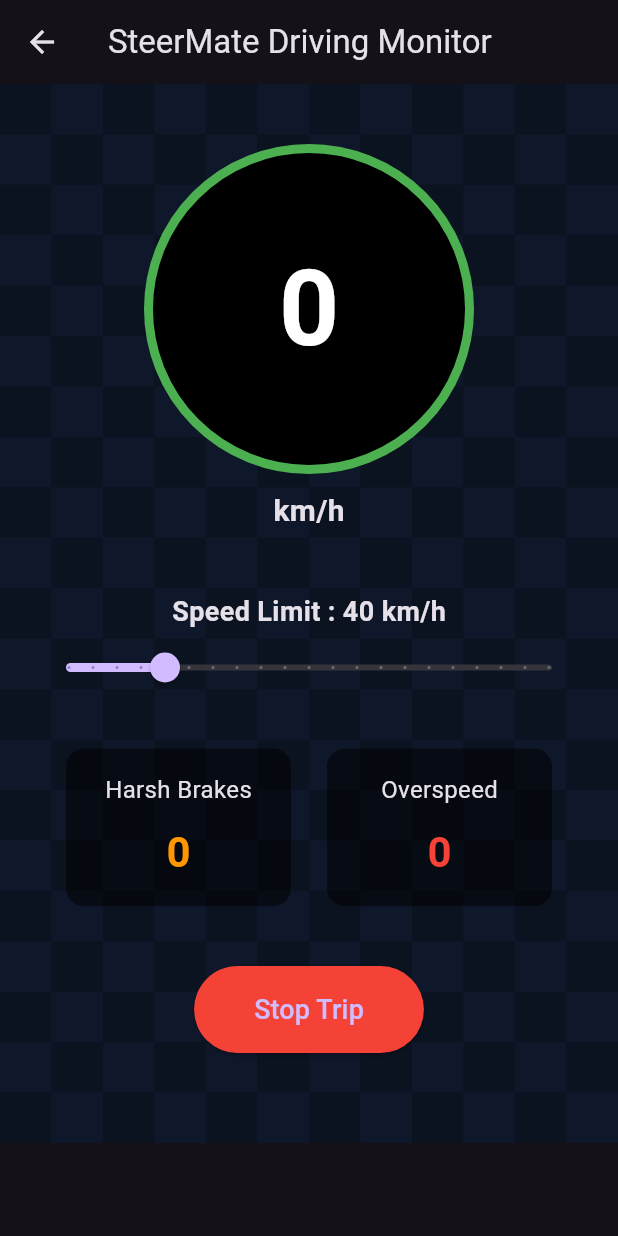
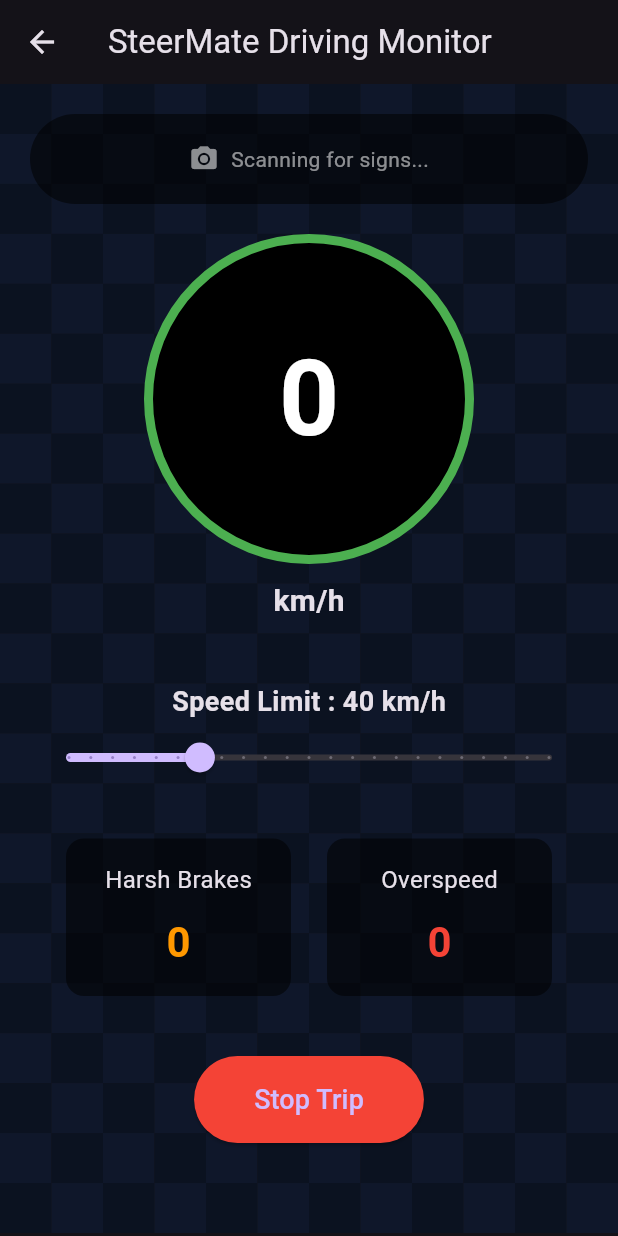
Before and after one commit to 26parvathik/smate, a Flutter app: the DrivingScreen screen opened directly, after a tap on "Start Trip", on a phone screen of 412 x 824 dp. Run offline on Flutter 3.47's test engine with Material 3 defaults, Android fonts, the phone set to English and light mode, and no system bars; our stand-ins replace camera, cloud_firestore, firebase_auth, firebase_core, flutter_tts, geolocator and 1 more; missing offline and left inert: tflite_flutter; accounts and stored records are empty.

Commit message:
feat: Add TFLite traffic sign detection and Firebase config

```diff
--- a/lib/driving_screen.dart
+++ b/lib/driving_screen.dart
@@ -4,12 +4,15 @@ import 'package:sensors_plus/sensors_plus.dart';
 import 'package:cloud_firestore/cloud_firestore.dart';
 import 'package:firebase_auth/firebase_auth.dart';
 import 'package:flutter_tts/flutter_tts.dart';
+import 'package:camera/camera.dart';
+import 'package:image/image.dart' as img;
 
 import 'dart:async';
 import 'dart:math';
 
 import 'trip_summary_screen.dart';
 import 'checkered_background.dart';
+import 'services/tflite_service.dart';
 
 class DrivingScreen extends StatefulWidget {
   const DrivingScreen({super.key});
@@ -20,6 +23,7 @@ class DrivingScreen extends StatefulWidget {
 
 class _DrivingScreenState extends State<DrivingScreen> {
 
+  // ── Driving telemetry ──
   double speed = 0;
   double speedLimit = 40;
 
@@ -30,7 +34,6 @@ class _DrivingScreenState extends State<DrivingScreen> {
   bool overSpeeding = false;
 
   double tripScore = 100;
-
   bool tripRunning = false;
 
   StreamSubscription<Position>? positionStream;
@@ -41,8 +44,148 @@ class _DrivingScreenState extends State<DrivingScreen> {
   bool harshLock = false;
   bool overspeedLock = false;
 
+  // ── Camera + Detection ──
+  CameraController? _cameraController;
+  bool _cameraReady = false;
+
+  final TfliteService _tfliteService = TfliteService();
+  bool _isProcessing = false;
+  String _detectedSign = '';
+
+  @override
+  void initState() {
+    super.initState();
+    _initCameraAndModel();
+  }
+
+  Future<void> _initCameraAndModel() async {
+    // Load TFLite model
+    try {
+      await _tfliteService.loadModel();
+    } catch (e) {
+      debugPrint('Failed to load TFLite model: $e');
+    }
+
+    // Initialize camera
+    try {
+      final cameras = await availableCameras();
+      if (cameras.isEmpty) return;
+
+      // Prefer back camera
+      final camera = cameras.firstWhere(
+        (c) => c.lensDirection == CameraLensDirection.back,
+        orElse: () => cameras.first,
+      );
+
+      _cameraController = CameraController(
+        camera,
+        ResolutionPreset.medium,
+        enableAudio: false,
+        imageFormatGroup: ImageFormatGroup.yuv420,
+      );
+
+      await _cameraController!.initialize();
+
+      if (!mounted) return;
+
+      setState(() {
+        _cameraReady = true;
+      });
+
+      // Start processing camera frames
+      _cameraController!.startImageStream(_onCameraFrame);
+    } catch (e) {
+      debugPrint('Camera init error: $e');
+    }
+  }
+
+  // Throttle detection to run max twice per second
+  DateTime _lastDetectionTime = DateTime.fromMillisecondsSinceEpoch(0);
+
+  /// Called for every camera frame. Runs detection if not already processing and throttling allows.
+  void _onCameraFrame(CameraImage cameraImage) {
+    if (_isProcessing || !_tfliteService.isLoaded) return;
+
+    final now = DateTime.now();
+    if (now.difference(_lastDetectionTime).inMilliseconds < 500) return;
+
+    _isProcessing = true;
+
+    // Convert CameraImage (YUV420) to img.Image (RGB)
+    final image = _convertCameraImage(cameraImage);
+    if (image == null) {
+      _isProcessing = false;
+      return;
+    }
+
+    final detections = _tfliteService.detect(image);
+
+    if (!mounted) {
+      _isProcessing = false;
+      return;
+    }
+
+    setState(() {
+      if (detections.isNotEmpty) {
+        final best = detections.first;
+        _detectedSign = best.label;
+
+        // Auto-update speed limit if a speed-limit sign is detected
+        if (TfliteService.speedLimitMap.containsKey(best.classIndex)) {
+          speedLimit = TfliteService.speedLimitMap[best.classIndex]!;
+        }
+      } else {
+        _detectedSign = '';
+      }
+    });
+
+    _lastDetectionTime = DateTime.now();
+    _isProcessing = false;
+  }
+
+  /// Convert YUV420 camera image to [img.Image] in RGB.
+  img.Image? _convertCameraImage(CameraImage cameraImage) {
+    try {
+      final int width = cameraImage.width;
+      final int height = cameraImage.height;
+
+      final yPlane = cameraImage.planes[0];
+      final uPlane = cameraImage.planes[1];
+      final vPlane = cameraImage.planes[2];
+
+      final image = img.Image(width: width, height: height);
+
+      for (int y = 0; y < height; y++) {
+        for (int x = 0; x < width; x++) {
+          final int yIndex = y * yPlane.bytesPerRow + x;
+          final int uvIndex =
+              (y ~/ 2) * uPlane.bytesPerRow + (x ~/ 2) * uPlane.bytesPerPixel!;
+
+          final int yVal = yPlane.bytes[yIndex];
+          final int uVal = uPlane.bytes[uvIndex];
+          final int vVal = vPlane.bytes[uvIndex];
+
+          // YUV to RGB conversion
+          int r = (yVal + 1.370705 * (vVal - 128)).round().clamp(0, 255);
+          int g = (yVal - 0.337633 * (uVal - 128) - 0.698001 * (vVal - 128))
+              .round()
+              .clamp(0, 255);
+          int b = (yVal + 1.732446 * (uVal - 128)).round().clamp(0, 255);
+
+          image.setPixelRgb(x, y, r, g, b);
+        }
+      }
+
+      return image;
+    } catch (e) {
+      debugPrint('Image conversion error: $e');
+      return null;
+    }
+  }
+
+  // ── Trip logic (unchanged) ──
+
   Future<void> startTrip() async {
-
     bool serviceEnabled;
     LocationPermission permission;
 
@@ -88,7 +231,6 @@ class _DrivingScreenState extends State<DrivingScreen> {
         distanceFilter: 0,
       ),
     ).listen((Position position) {
-
       double currentSpeed = position.speed * 3.6;
 
       setState(() {
@@ -96,31 +238,23 @@ class _DrivingScreenState extends State<DrivingScreen> {
       });
 
       if (speed > speedLimit) {
-
         if (!overspeedLock) {
           overspeedCount++;
           overspeedLock = true;
           tts.speak("Slow down. Overspeeding detected");
         }
-
         setState(() {
           overSpeeding = true;
         });
-
       } else {
-
         overspeedLock = false;
-
         setState(() {
           overSpeeding = false;
         });
-
       }
-
     });
 
-    accelStream = accelerometerEvents.listen((event) {
-
+    accelStream = accelerometerEventStream().listen((event) {
       double magnitude = sqrt(
         event.x * event.x +
         event.y * event.y +
@@ -128,33 +262,24 @@ class _DrivingScreenState extends State<DrivingScreen> {
       );
 
       if (magnitude < 7) {
-
         if (!harshLock) {
           harshBrakeCount++;
           harshLock = true;
           tts.speak("Harsh braking detected");
         }
-
         setState(() {
           harshBraking = true;
         });
-
       } else {
-
         harshLock = false;
-
         setState(() {
           harshBraking = false;
         });
-
       }
-
     });
-
   }
 
   Future<void> stopTrip() async {
-
     positionStream?.cancel();
     accelStream?.cancel();
 
@@ -171,7 +296,6 @@ class _DrivingScreenState extends State<DrivingScreen> {
     final user = FirebaseAuth.instance.currentUser;
 
     if (user != null) {
-
       await FirebaseFirestore.instance.collection("trips").add({
         "userId": user.uid,
         "harshBraking": harshBrakeCount,
@@ -180,7 +304,6 @@ class _DrivingScreenState extends State<DrivingScreen> {
         "speedLimit": speedLimit,
         "timestamp": FieldValue.serverTimestamp(),
       });
-
     }
 
     Navigator.push(
@@ -194,15 +317,89 @@ class _DrivingScreenState extends State<DrivingScreen> {
         ),
       ),
     );
+  }
 
+  @override
+  void dispose() {
+    positionStream?.cancel();
+    accelStream?.cancel();
+    _cameraController?.stopImageStream();
+    _cameraController?.dispose();
+    _tfliteService.dispose();
+    super.dispose();
+  }
+
+  // ── UI ──
+
+  Widget buildCameraPreview() {
+    if (!_cameraReady || _cameraController == null) {
+      return const SizedBox(height: 50); // Minimal space while initializing
+    }
+
+    // Instead of rendering the heavy camera feed, just show the detection result
+    if (_detectedSign.isNotEmpty) {
+      return Container(
+        height: 60,
+        alignment: Alignment.center,
+        decoration: BoxDecoration(
+          color: Colors.black87,
+          borderRadius: BorderRadius.circular(30),
+          border: Border.all(color: Colors.greenAccent, width: 2),
+          boxShadow: [
+            BoxShadow(
+              color: Colors.greenAccent.withValues(alpha: 0.3),
+              blurRadius: 8,
+              spreadRadius: 2,
+            ),
+          ]
+        ),
+        child: Row(
+          mainAxisSize: MainAxisSize.min,
+          children: [
+            const Icon(Icons.visibility, color: Colors.greenAccent, size: 28),
+            const SizedBox(width: 12),
+            Text(
+              "Detected: $_detectedSign",
+              style: const TextStyle(
+                color: Colors.white,
+                fontSize: 18,
+                fontWeight: FontWeight.bold,
+              ),
+            ),
+          ],
+        ),
+      );
+    }
+
+    // Show a subtle scanning indicator when active but nothing detected
+    return Container(
+      height: 60,
+      alignment: Alignment.center,
+      decoration: BoxDecoration(
+        color: Colors.black54,
+        borderRadius: BorderRadius.circular(30),
+      ),
+      child: const Row(
+        mainAxisSize: MainAxisSize.min,
+        children: [
+          Icon(Icons.camera_alt, color: Colors.white54, size: 20),
+          SizedBox(width: 8),
+          Text(
+            "Scanning for signs...",
+            style: TextStyle(
+              color: Colors.white54,
+              fontSize: 14,
+            ),
+          ),
+        ],
+      ),
+    );
   }
 
   Widget buildSpeedometer() {
-
     return Container(
       width: 220,
       height: 220,
-
       decoration: BoxDecoration(
         shape: BoxShape.circle,
         color: Colors.black,
@@ -211,7 +408,6 @@ class _DrivingScreenState extends State<DrivingScreen> {
           width: 6,
         ),
       ),
-
       child: Center(
         child: Text(
           speed.toStringAsFixed(0),
@@ -223,30 +419,20 @@ class _DrivingScreenState extends State<DrivingScreen> {
         ),
       ),
     );
-
   }
 
   Widget buildStatCard(String title, int value, Color color) {
-
     return Container(
       width: 150,
       padding: const EdgeInsets.all(16),
-
       decoration: BoxDecoration(
         color: Colors.black54,
         borderRadius: BorderRadius.circular(12),
       ),
-
       child: Column(
         children: [
-
-          Text(
-            title,
-            style: const TextStyle(fontSize: 16),
-          ),
-
+          Text(title, style: const TextStyle(fontSize: 16)),
           const SizedBox(height: 10),
-
           Text(
             value.toString(),
             style: TextStyle(
@@ -255,34 +441,25 @@ class _DrivingScreenState extends State<DrivingScreen> {
               fontWeight: FontWeight.bold,
             ),
           ),
-
         ],
       ),
     );
-
   }
 
   @override
   Widget build(BuildContext context) {
-
     return Scaffold(
-
-      appBar: AppBar(
-        title: const Text("SteerMate Driving Monitor"),
-      ),
-
+      appBar: AppBar(title: const Text("SteerMate Driving Monitor")),
       body: CheckeredBackground(
-
         child: SafeArea(
-
           child: SingleChildScrollView(
-
             child: Padding(
               padding: const EdgeInsets.all(20),
+              child: Column(
+                children: [
 
-              child: Column(
-
-                children: [
+                  // Camera + detection preview
+                  buildCameraPreview(),
 
                   const SizedBox(height: 20),
 
@@ -292,34 +469,26 @@ class _DrivingScreenState extends State<DrivingScreen> {
 
                   const Text(
                     "km/h",
-                    style: TextStyle(
-                      fontSize: 20,
-                      fontWeight: FontWeight.bold,
-                    ),
+                    style: TextStyle(fontSize: 20, fontWeight: FontWeight.bold),
                   ),
 
                   const SizedBox(height: 40),
 
                   Text(
                     "Speed Limit : ${speedLimit.toInt()} km/h",
-                    style: const TextStyle(
-                      fontSize: 18,
-                      fontWeight: FontWeight.bold,
-                    ),
+                    style: const TextStyle(fontSize: 18, fontWeight: FontWeight.bold),
                   ),
 
                   Slider(
-                    min: 20,
+                    min: 10,
                     max: 120,
-                    divisions: 20,
+                    divisions: 22,
                     value: speedLimit,
                     label: speedLimit.toInt().toString(),
                     onChanged: (value) {
-
                       setState(() {
                         speedLimit = value;
                       });
-
                     },
                   ),
 
@@ -327,21 +496,9 @@ class _DrivingScreenState extends State<DrivingScreen> {
 
                   Row(
                     mainAxisAlignment: MainAxisAlignment.spaceEvenly,
-
                     children: [
-
-                      buildStatCard(
-                        "Harsh Brakes",
-                        harshBrakeCount,
-                        Colors.orange,
-                      ),
-
-                      buildStatCard(
-                        "Overspeed",
-                        overspeedCount,
-                        Colors.red,
-                      ),
-
+                      buildStatCard("Harsh Brakes", harshBrakeCount, Colors.orange),
+                      buildStatCard("Overspeed", overspeedCount, Colors.red),
                     ],
                   ),
 
@@ -353,32 +510,23 @@ class _DrivingScreenState extends State<DrivingScreen> {
                           style: ElevatedButton.styleFrom(
                             backgroundColor: Colors.red,
                             padding: const EdgeInsets.symmetric(
-                              horizontal: 40,
-                              vertical: 16,
+                              horizontal: 40, vertical: 16,
                             ),
                           ),
-                          child: const Text(
-                            "Stop Trip",
-                            style: TextStyle(fontSize: 18),
-                          ),
+                          child: const Text("Stop Trip", style: TextStyle(fontSize: 18)),
                         )
                       : ElevatedButton(
                           onPressed: startTrip,
                           style: ElevatedButton.styleFrom(
                             backgroundColor: Colors.green,
                             padding: const EdgeInsets.symmetric(
-                              horizontal: 40,
-                              vertical: 16,
+                              horizontal: 40, vertical: 16,
                             ),
                           ),
-                          child: const Text(
-                            "Start Trip",
-                            style: TextStyle(fontSize: 18),
-                          ),
+                          child: const Text("Start Trip", style: TextStyle(fontSize: 18)),
                         ),
 
                   const SizedBox(height: 40),
-
                 ],
               ),
             ),
--- a/lib/main.dart
+++ b/lib/main.dart
@@ -1,12 +1,15 @@
 import 'package:flutter/material.dart';
 import 'package:firebase_core/firebase_core.dart';
+import 'firebase_options.dart';
 
 import 'splash_screen.dart';
 
 void main() async {
 
   WidgetsFlutterBinding.ensureInitialized();
-  await Firebase.initializeApp();
+  await Firebase.initializeApp(
+    options: DefaultFirebaseOptions.currentPlatform,
+  );
 
   runApp(const SteerMateApp());
 
--- /dev/null
+++ b/lib/services/tflite_service.dart
@@ -0,0 +1,204 @@
+import 'dart:math';
+import 'dart:typed_data';
+import 'package:tflite_flutter/tflite_flutter.dart';
+import 'package:image/image.dart' as img;
+
+/// Represents a single detected object.
+class Detection {
+  final double x1, y1, x2, y2;
+  final int classIndex;
+  final double confidence;
+
+  Detection(this.x1, this.y1, this.x2, this.y2, this.classIndex, this.confidence);
+
+  String get label => TfliteService.classLabels[classIndex];
+}
+
+/// Service that loads the YOLOv8n TFLite model and runs inference.
+class TfliteService {
+  static const String modelPath = 'assets/models/best_float32.tflite';
+
+  static const List<String> classLabels = [
+    'Green Light',
+    'Red Light',
+    'Speed Limit 10',
+    'Speed Limit 100',
+    'Speed Limit 110',
+    'Speed Limit 120',
+    'Speed Limit 20',
+    'Speed Limit 30',
+    'Speed Limit 40',
+    'Speed Limit 50',
+    'Speed Limit 60',
+    'Speed Limit 70',
+    'Speed Limit 80',
+    'Speed Limit 90',
+    'Stop',
+  ];
+
+  /// Maps class label → speed value (km/h) for auto speed-limit.
+  static const Map<int, double> speedLimitMap = {
+    2: 10,   // Speed Limit 10
+    3: 100,  // Speed Limit 100
+    4: 110,  // Speed Limit 110
+    5: 120,  // Speed Limit 120
+    6: 20,   // Speed Limit 20
+    7: 30,   // Speed Limit 30
+    8: 40,   // Speed Limit 40
+    9: 50,   // Speed Limit 50
+    10: 60,  // Speed Limit 60
+    11: 70,  // Speed Limit 70
+    12: 80,  // Speed Limit 80
+    13: 90,  // Speed Limit 90
+  };
+
+  static const int inputSize = 640;
+  static const double confThreshold = 0.5;
+  static const double iouThreshold = 0.5;
+  static const int numClasses = 15;
+
+  Interpreter? _interpreter;
+  bool _isLoaded = false;
+  bool get isLoaded => _isLoaded;
+
+  /// Load the model from assets.
+  Future<void> loadModel() async {
+    try {
+      _interpreter = await Interpreter.fromAsset(modelPath);
+      _isLoaded = true;
+    } catch (e) {
+      _isLoaded = false;
+      rethrow;
+    }
+  }
+
+  /// Preprocess an [img.Image] to a float32 input tensor [1, 640, 640, 3].
+  Float32List preprocessImage(img.Image image) {
+    // Resize to 640x640 (direct resize)
+    final resized = img.copyResize(image, width: inputSize, height: inputSize);
+
+    final input = Float32List(1 * inputSize * inputSize * 3);
+    int pixelIndex = 0;
+
+    for (int y = 0; y < inputSize; y++) {
+      for (int x = 0; x < inputSize; x++) {
+        final pixel = resized.getPixel(x, y);
+        // img package uses RGB order by default — normalize to [0, 1]
+        input[pixelIndex++] = pixel.r / 255.0;
+        input[pixelIndex++] = pixel.g / 255.0;
+        input[pixelIndex++] = pixel.b / 255.0;
+      }
+    }
+
+    return input;
+  }
+
+  /// Run inference and return detections scaled to [origWidth] x [origHeight].
+  List<Detection> detect(img.Image image) {
+    if (!_isLoaded || _interpreter == null) return [];
+
+    final origWidth = image.width;
+    final origHeight = image.height;
+
+    // 1. Preprocess
+    final inputData = preprocessImage(image);
+    final inputTensor = inputData.reshape([1, inputSize, inputSize, 3]);
+
+    // 2. Allocate output: [1, 19, 8400]
+    final outputBuffer = List.generate(
+      1,
+      (_) => List.generate(19, (_) => List.filled(8400, 0.0)),
+    );
+
+    // 3. Run
+    _interpreter!.run(inputTensor, outputBuffer);
+
+    // 4. Post-process
+    final rawOutput = outputBuffer[0]; // shape [19][8400]
+
+    List<Detection> detections = [];
+
+    for (int i = 0; i < 8400; i++) {
+      // Find best class
+      int bestClass = 0;
+      double bestScore = rawOutput[4][i];
+
+      for (int c = 1; c < numClasses; c++) {
+        double score = rawOutput[4 + c][i];
+        if (score > bestScore) {
+          bestScore = score;
+          bestClass = c;
+        }
+      }
+
+      if (bestScore < confThreshold) continue;
+
+      // Extract box (cx, cy, w, h) in 640-space
+      double cx = rawOutput[0][i];
+      double cy = rawOutput[1][i];
+      double w = rawOutput[2][i];
+      double h = rawOutput[3][i];
+
+      // Convert to corner format
+      double x1 = cx - w / 2;
+      double y1 = cy - h / 2;
+      double x2 = cx + w / 2;
+      double y2 = cy + h / 2;
+
+      // Scale back to original image size
+      double scaleX = origWidth / inputSize;
+      double scaleY = origHeight / inputSize;
+
+      detections.add(Detection(
+        x1 * scaleX,
+        y1 * scaleY,
+        x2 * scaleX,
+        y2 * scaleY,
+        bestClass,
+        bestScore,
+      ));
+    }
+
+    // 5. Apply NMS
+    return _nms(detections, iouThreshold);
+  }
+
+  /// Non-Maximum Suppression — keep highest confidence, discard overlapping.
+  List<Detection> _nms(List<Detection> detections, double iouThresh) {
+    // Sort by confidence descending
+    detections.sort((a, b) => b.confidence.compareTo(a.confidence));
+
+    List<Detection> result = [];
+
+    while (detections.isNotEmpty) {
+      final best = detections.removeAt(0);
+      result.add(best);
+
+      detections.removeWhere((d) => _iou(best, d) > iouThresh);
+    }
+
+    return result;
+  }
+
+  /// Compute Intersection over Union between two detections.
+  double _iou(Detection a, Detection b) {
+    double x1 = max(a.x1, b.x1);
+    double y1 = max(a.y1, b.y1);
+    double x2 = min(a.x2, b.x2);
+    double y2 = min(a.y2, b.y2);
+
+    double interArea = max(0, x2 - x1) * max(0, y2 - y1);
+    double aArea = (a.x2 - a.x1) * (a.y2 - a.y1);
+    double bArea = (b.x2 - b.x1) * (b.y2 - b.y1);
+    double unionArea = aArea + bArea - interArea;
+
+    return unionArea > 0 ? interArea / unionArea : 0;
+  }
+
+  /// Release resources.
+  void dispose() {
+    _interpreter?.close();
+    _interpreter = null;
+    _isLoaded = false;
+  }
+}
```
Also changed, not shown: lib/widgets/detection_overlay.dart (added, +84 -0 lines), pubspec.yaml (+7 -0 lines), firebase.json, lib/firebase_options.dart (added), pubspec.lock, 6 other files.
